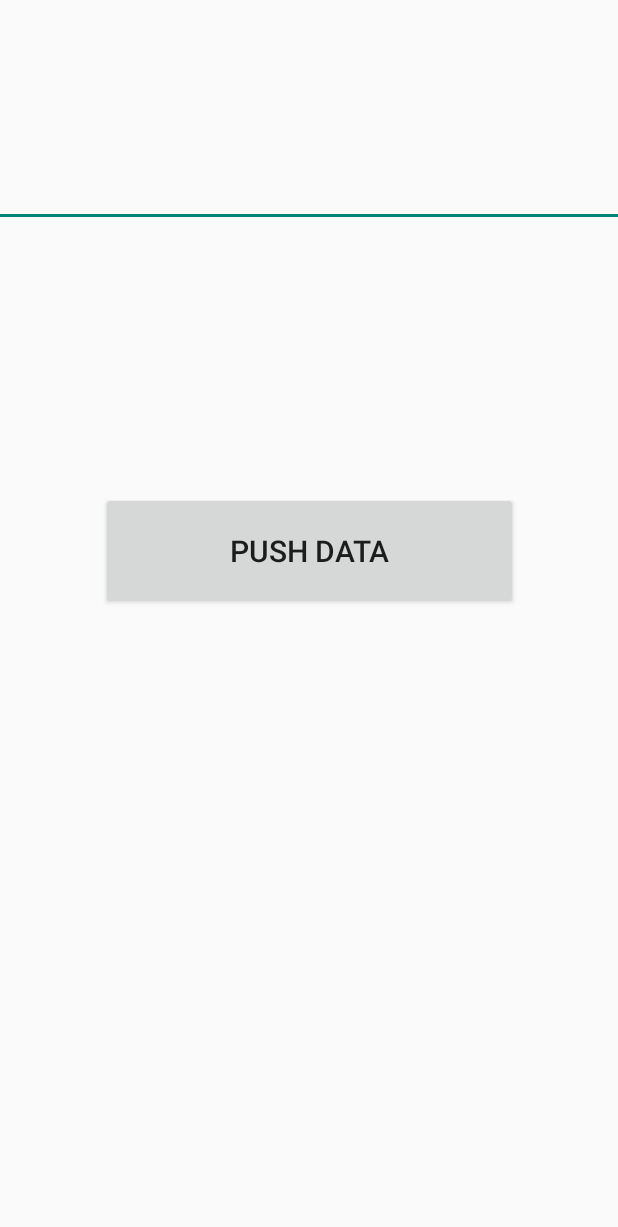
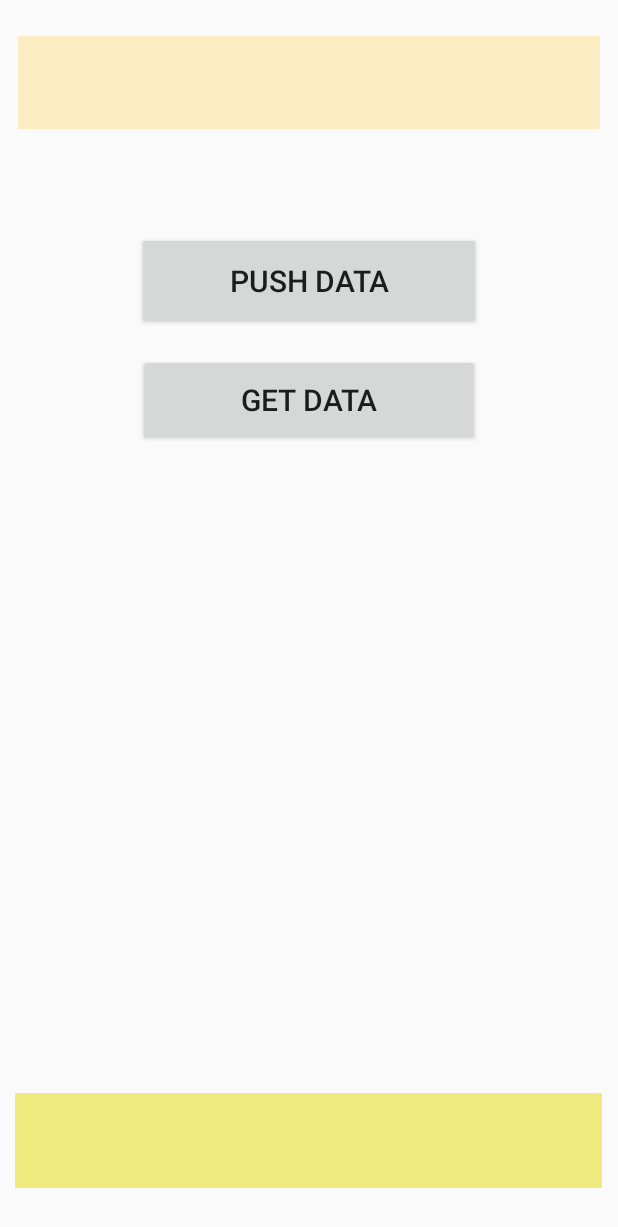
Before and after one commit to TranPio/covua_test_firebase, an Android app: the RealtimeDatabase screen opened directly, with no data from a screen before it, on a phone screen of 412 x 824 dp. Shown: the top 1227 px of the screen. Run offline under Robolectric (Android 15) with nearby library versions, the phone set to English and light mode, and no system bars; our stand-ins replace Firebase (no records; nobody signed in at launch, a user with empty details on screens opened directly).

Commit message:
Trần Hoài Phú thêm background cho Realtime

```diff
--- a/app/src/main/java/com/example/covua_test_firebase/RealtimeDatabase.java
+++ b/app/src/main/java/com/example/covua_test_firebase/RealtimeDatabase.java
@@ -6,13 +6,17 @@ import android.widget.EditText;
 import android.widget.Toast;
 
 import androidx.activity.EdgeToEdge;
+import androidx.annotation.NonNull;
 import androidx.appcompat.app.AppCompatActivity;
 import androidx.core.graphics.Insets;
 import androidx.core.view.ViewCompat;
 import androidx.core.view.WindowInsetsCompat;
 
+import com.google.firebase.database.DataSnapshot;
+import com.google.firebase.database.DatabaseError;
 import com.google.firebase.database.DatabaseReference;
 import com.google.firebase.database.FirebaseDatabase;
+import com.google.firebase.database.ValueEventListener;
 
 public class RealtimeDatabase extends AppCompatActivity {
     private EditText edtData;
@@ -45,10 +49,10 @@ public class RealtimeDatabase extends AppCompatActivity {
         // Lấy instance của Firebase Realtime Database
         FirebaseDatabase database = FirebaseDatabase.getInstance();
 
-        // Tạo đường dẫn tham chiếu đến node "data" trong Firebase
-        DatabaseReference myRef = database.getReference("data");
+        // Tạo đường dẫn tham chiếu đến node "Text" trong Firebase
+        DatabaseReference myRef = database.getReference("Text");
 
-        // Ghi dữ liệu lên Firebase tại node "data"
+        // Ghi dữ liệu lên Firebase tại node "Text"
         myRef.setValue(value)
                 .addOnSuccessListener(aVoid ->
                         Toast.makeText(this, "Ghi dữ liệu thành công",
@@ -58,4 +62,37 @@ public class RealtimeDatabase extends AppCompatActivity {
                                 Toast.LENGTH_SHORT).show());
     }
 
+    // Hàm đọc dữ liệu từ Firebase tại node "Text"
+    private void readFromDatabase() {
+        // Lấy instance của Realtime Database
+        FirebaseDatabase database = FirebaseDatabase.getInstance();
+
+        // Tham chiếu đến node "Text"
+        DatabaseReference myRef = database.getReference("Text");
+
+        // Đọc dữ liệu một lần từ node "Text"
+        myRef.addListenerForSingleValueEvent(new ValueEventListener() {
+
+            // Khi dữ liệu thay đổi (hoặc đọc thành công)
+            @Override
+            public void onDataChange(@NonNull DataSnapshot snapshot) {
+                // Lấy giá trị dạng chuỗi từ snapshot
+                String value = snapshot.getValue(String.class);
+
+                // Hiển thị giá trị bằng Toast
+                Toast.makeText(RealtimeDatabase.this, "Giá trị: " + value,
+                        Toast.LENGTH_SHORT).show();
+            }
+
+            // Nếu có lỗi xảy ra khi đọc
+            @Override
+            public void onCancelled(@NonNull DatabaseError error) {
+                // Hiển thị thông báo lỗi
+                Toast.makeText(RealtimeDatabase.this, "Đọc thất bại!",
+                        Toast.LENGTH_SHORT).show();
+            }
+        });
+    }
+
+
 }
--- a/app/src/main/res/layout/activity_realtime_database.xml
+++ b/app/src/main/res/layout/activity_realtime_database.xml
@@ -10,25 +10,53 @@
 
     <EditText
         android:id="@+id/edt_data"
-        android:layout_width="452dp"
-        android:layout_height="83dp"
-        android:layout_marginTop="68dp"
+        android:layout_width="388dp"
+        android:layout_height="62dp"
+        android:layout_marginTop="24dp"
         android:textSize="20sp"
+        android:background="#FBEDC1"
+        android:textColor="@color/black"
         app:layout_constraintEnd_toEndOf="parent"
         app:layout_constraintStart_toStartOf="parent"
         app:layout_constraintTop_toTopOf="parent" />
 
     <Button
         android:id="@+id/btn_push"
-        android:layout_width="278dp"
-        android:layout_height="78dp"
+        android:layout_width="229dp"
+        android:layout_height="65dp"
         android:text="Push Data"
         android:textSize="20sp"
         app:layout_constraintBottom_toBottomOf="parent"
         app:layout_constraintEnd_toEndOf="parent"
-        app:layout_constraintHorizontal_bias="0.502"
         app:layout_constraintStart_toStartOf="parent"
         app:layout_constraintTop_toBottomOf="@+id/edt_data"
-        app:layout_constraintVertical_bias="0.297" />
+        app:layout_constraintVertical_bias="0.102" />
+
+    <Button
+        android:id="@+id/btn_get"
+        android:layout_width="228dp"
+        android:layout_height="61dp"
+        android:layout_marginTop="16dp"
+        android:text="GET Data"
+        android:textSize="20sp"
+        app:layout_constraintEnd_toEndOf="parent"
+        app:layout_constraintHorizontal_bias="0.501"
+        app:layout_constraintStart_toStartOf="parent"
+        app:layout_constraintTop_toBottomOf="@+id/btn_push" />
+
+    <TextView
+        android:id="@+id/textview_get"
+        android:layout_width="391dp"
+        android:layout_height="63dp"
+        android:layout_marginBottom="32dp"
+        android:textSize="20sp"
+        android:background="#EFEB7E"
+        android:textColor="@color/black"
+        app:layout_constraintBottom_toBottomOf="parent"
+        app:layout_constraintEnd_toEndOf="parent"
+        app:layout_constraintHorizontal_bias="0.496"
+        app:layout_constraintStart_toStartOf="parent"
+        app:layout_constraintTop_toBottomOf="@+id/btn_get"
+        app:layout_constraintVertical_bias="1.0" />
 
 </androidx.constraintlayout.widget.ConstraintLayout>
```
Also changed, not shown: app/src/main/res/drawable/get_data.png (added), app/src/main/res/drawable/khung.png (added), app/src/main/res/drawable/nen_main.png (added), app/src/main/res/drawable/push_data.png (added).
